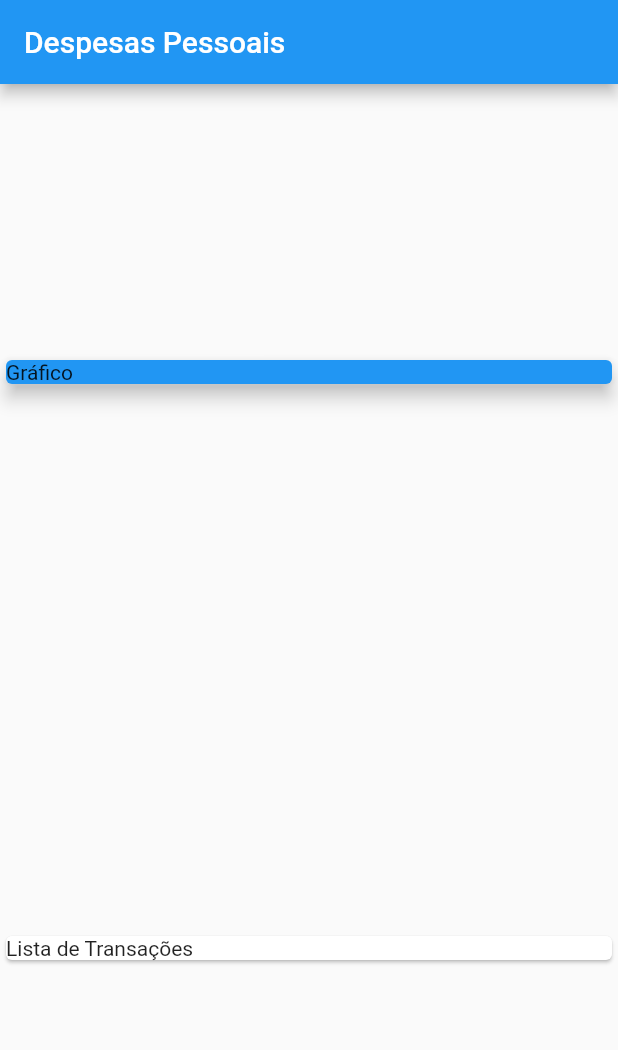
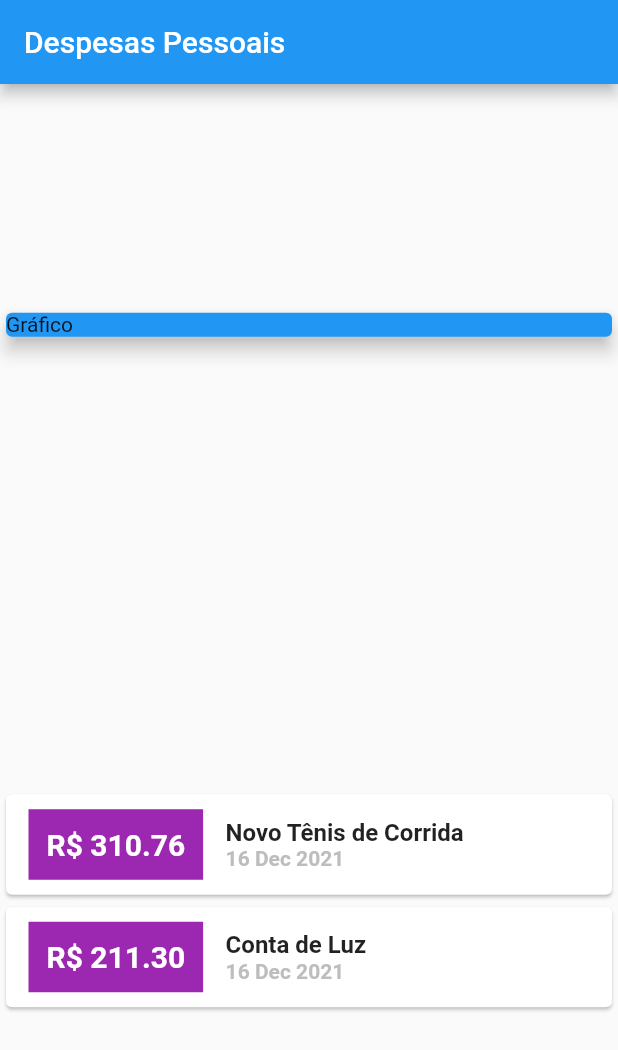
Before and after one commit to ZeusMoreira/expenses, a Flutter app: the screen it shows after launch, on a phone screen of 412 x 824 dp. Shown: the top 1050 px of the screen. Run offline on Flutter 3.47's test engine with Material 2 defaults, Android fonts, the phone set to English and light mode, and no system bars.

Commit message:
Personalizacao do card de despesas

```diff
--- a/lib/main.dart
+++ b/lib/main.dart
@@ -1,5 +1,6 @@
 import 'package:expenses/models/transaction.dart';
 import 'package:flutter/material.dart';
+import 'package:intl/intl.dart';
 
 main() => runApp(const ExpensesApp());
 
@@ -53,8 +54,56 @@ class MyHomePage extends StatelessWidget {
               elevation: 5,
             ),
           ),
-          const Card(
-            child: Text('Lista de Transações'),
+          Column(
+            children: _transactions.map((tr) {
+              return Card(
+                child: Row(
+                  mainAxisAlignment: MainAxisAlignment.start,
+                  crossAxisAlignment: CrossAxisAlignment.center,
+                  children: [
+                    Container(
+                      margin: const EdgeInsets.symmetric(
+                          horizontal: 15, vertical: 10),
+                      decoration: BoxDecoration(
+                        border: Border.all(
+                            color: Colors.purple,
+                            width: 2,
+                        ),
+                        color: Colors.purple,
+                      ),
+                      padding: const EdgeInsets.all(10),
+                      child: Text(
+                        "R\$ ${tr.value.toStringAsFixed(2)}",
+                        style: const TextStyle(
+                          fontWeight: FontWeight.bold,
+                          fontSize: 20,
+                          color: Colors.white,
+                        ),
+                      ),
+                    ),
+                    Column(
+                      crossAxisAlignment: CrossAxisAlignment.start,
+                      children: [
+                        Text(
+                          tr.title,
+                          style: const TextStyle(
+                            fontSize: 16,
+                            fontWeight: FontWeight.bold,
+                          ),
+                        ),
+                        Text(
+                          DateFormat('d MMM y').format(tr.date),
+                          style: TextStyle(
+                            fontWeight: FontWeight.bold,
+                            color: Colors.grey[400],
+                          ),
+                        ),
+                      ],
+                    ),
+                  ],
+                ),
+              );
+            }).toList(),
           )
         ],
       ),
--- a/pubspec.yaml
+++ b/pubspec.yaml
@@ -29,6 +29,7 @@ environment:
 dependencies:
   flutter:
     sdk: flutter
+  intl: ^0.17.0
 
 
   # The following adds the Cupertino Icons font to your application.
```
Also changed, not shown: pubspec.lock.
